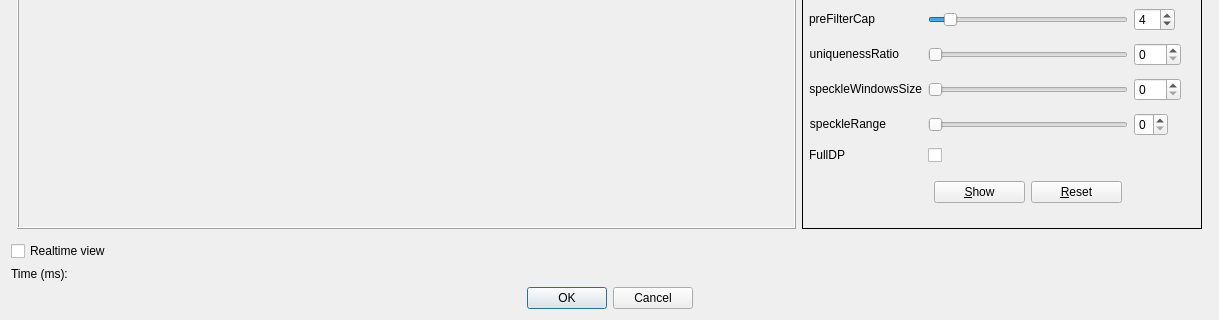
This is windows/sgbmparamdialog.ui in m21-cerutti/ProjetTech2019_Robot as Qt 5 draws it before an edit; both pictures show x 0 to 1219 and y 232 to 552 of the 1219 by 552 pixel window. The edited form follows.
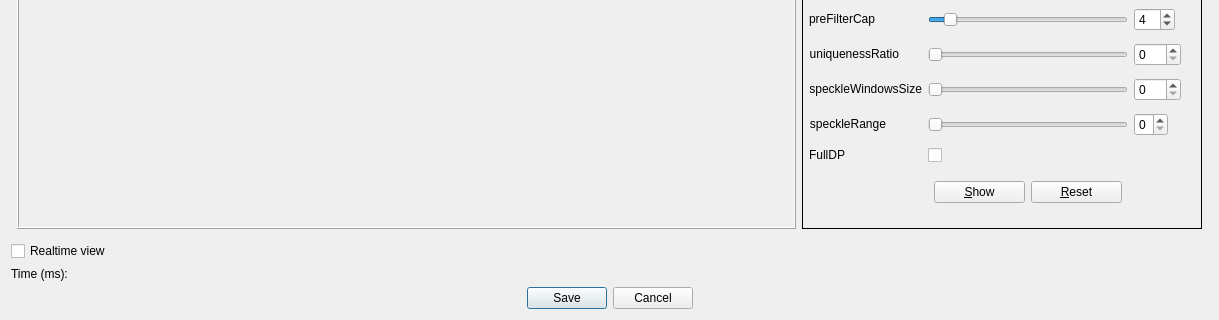
This is the edited form.

```diff
--- a/windows/sgbmparamdialog.ui
+++ b/windows/sgbmparamdialog.ui
@@ -773,7 +773,7 @@
       <enum>Qt::Horizontal</enum>
      </property>
      <property name="standardButtons">
-      <set>QDialogButtonBox::Cancel|QDialogButtonBox::Ok</set>
+      <set>QDialogButtonBox::Cancel|QDialogButtonBox::Save</set>
      </property>
      <property name="centerButtons">
       <bool>true</bool>
```
